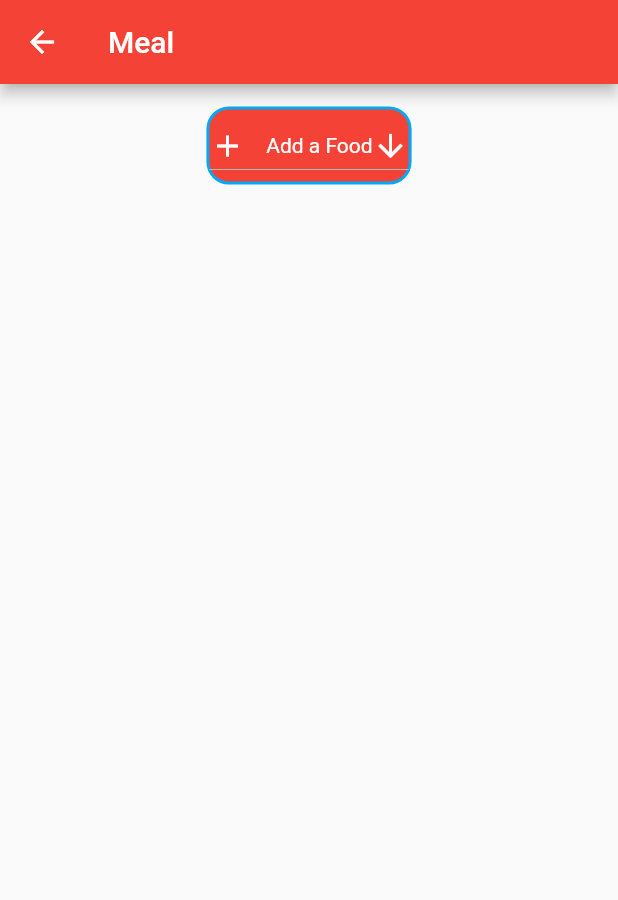
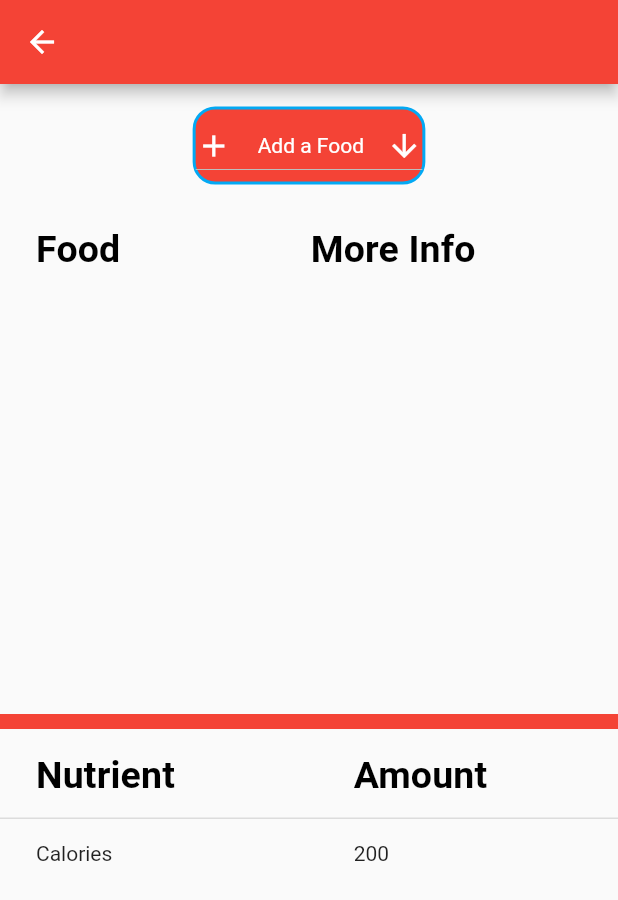
Before and after one commit to MrWilliams97/NutriBud, a Flutter app: the FoodDiaryScreen screen opened directly, after a tap on "Add a Meal", on a phone screen of 412 x 824 dp. Shown: the top 900 px of the screen. Run offline on Flutter 3.47's test engine with Material 2 defaults, Android fonts, the phone set to English and light mode, and no system bars; our stand-ins replace charts_flutter, cloud_firestore, firebase_auth; accounts and stored records are empty.

Commit message:
Added Yousaf's Meal changes

```diff
--- /dev/null
+++ b/hello_world/lib/screens/home/addMeal.dart
@@ -0,0 +1,188 @@
+import 'package:flutter/material.dart';
+
+class AddMeal extends StatefulWidget {
+  @override
+  _AddMealState createState() => _AddMealState();
+}
+
+class _AddMealState extends State<AddMeal> {
+  //THIS WILL BE STORED IN THE DATABASE
+  List<DataRow> foods = [];
+
+  @override
+  Widget build(BuildContext context) {
+    return Container(
+      child: Scaffold(
+          appBar: AppBar(
+            backgroundColor: Colors.red,
+          ),
+          body: SafeArea(
+            //creates column to display all the widgets in vertical order
+            child: Column(
+              children: <Widget>[
+                _buildButton(),
+                _buildFoodTable(),
+                //adds a red line to seperate food list item from summary
+                Divider(
+                  color: Colors.red,
+                  thickness: 10,
+                ),
+                _buildInfoCard(),
+              ],
+            ),
+          )),
+    );
+  }
+
+  Widget _buildButton() {
+    //adds 3 buttons for each way of adding food
+    return Container(
+      padding: EdgeInsets.symmetric(horizontal: 10.0, vertical: 15),
+      child: Row(
+        mainAxisAlignment: MainAxisAlignment.center,
+        children: <Widget>[
+          Container(
+              decoration: BoxDecoration(
+                borderRadius: BorderRadius.circular(15.0),
+                color: Colors.red,
+                border: Border.all(
+                    color: Colors.lightBlue,
+                    style: BorderStyle.solid,
+                    width: 2),
+              ),
+              child: DropdownButton<String>(
+                hint: Row(
+                  children: <Widget>[
+                    Icon(Icons.add, color: Colors.white),
+                    Text("     Add a Food",
+                        style: TextStyle(color: Colors.white))
+                  ],
+                ),
+                icon: Icon(Icons.arrow_downward, color: Colors.white),
+                iconSize: 24,
+                elevation: 16,
+                style: TextStyle(color: Colors.black),
+                onChanged: (String newValue) {
+                  if (newValue == "Camera") {
+                    // Go to camera screen
+                    setState(() {
+                      _addFoodItem('Camera');
+                    });
+                  } else if (newValue == "Lookup") {
+                    // Go to search screen
+                    setState(() {
+                      _addFoodItem('Manual');
+                    });
+                  } else if (newValue == "Barcode") {
+                    // Go to barcode screen
+                    setState(() {
+                      _addFoodItem('Barcode');
+                    });
+                  }
+                },
+                items: [
+                  DropdownMenuItem(
+                    value: "Camera",
+                    child: Row(
+                      children: <Widget>[
+                        Icon(Icons.photo_camera),
+                        Text("   Camera")
+                      ],
+                    ),
+                  ),
+                  DropdownMenuItem(
+                    value: "Lookup",
+                    child: Row(
+                      children: <Widget>[Icon(Icons.search), Text("   Manual Search")],
+                    ),
+                  ),
+                  DropdownMenuItem(
+                    value: "Barcode",
+                    child: Row(
+                      children: <Widget>[
+                        Icon(Icons.camera_enhance),
+                        Text("   Barcode")
+                      ],
+                    ),
+                  )
+                ],
+              )),
+        ],
+      ),
+    );
+  }
+
+  Widget _buildFoodTable() {
+    //makes a table to display all the food items already added
+    return Expanded(
+      child: ListView(
+        scrollDirection: Axis.vertical,
+        shrinkWrap: true,
+        children: <Widget>[
+          DataTable(
+            columns: [
+              DataColumn(
+                  label: Text('Food',
+                      style: TextStyle(
+                        fontWeight: FontWeight.bold,
+                        fontSize: 25,
+                      ))),
+              DataColumn(
+                  label: Text('More Info',
+                      style: TextStyle(
+                          fontWeight: FontWeight.bold, fontSize: 25))),
+            ],
+            rows: foods,
+          ),
+        ],
+      ),
+    );
+  }
+
+  void _addFoodItem(String food) {
+    //adds a food item to the list
+    print('added: ' + food);
+    foods.add(
+      DataRow(cells: [
+        DataCell(Text(food)),
+        DataCell(Text('details'), onTap: () {
+          print("tapped motherfucker.");
+        }),
+      ]),
+    );
+  }
+
+  Widget _buildInfoCard() {
+    //build info card that contains all the summed up info
+    return Expanded(
+      child: ListView(
+        scrollDirection: Axis.vertical,
+        shrinkWrap: true,
+        children: <Widget>[
+          DataTable(
+            columns: [
+              DataColumn(
+                  label: Text('Nutrient',
+                      style: TextStyle(
+                        fontWeight: FontWeight.bold,
+                        fontSize: 25,
+                      ))),
+              DataColumn(
+                  label: Text('Amount',
+                      style: TextStyle(
+                          fontWeight: FontWeight.bold, fontSize: 25))),
+            ],
+            rows: [
+              DataRow(cells: [
+                DataCell(Text('Calories')),
+                DataCell(
+                  Text('200'),
+                ),
+              ]),
+            ],
+          ),
+        ],
+      ),
+    );
+  }
+}
--- a/hello_world/lib/screens/home/foodDiaryDetails.dart
+++ b/hello_world/lib/screens/home/foodDiaryDetails.dart
@@ -1,6 +1,6 @@
 import "package:flutter/material.dart";
 import 'package:hello_world/models/foodDiary.dart';
-import 'package:hello_world/screens/home/meal.dart';
+import 'package:hello_world/screens/home/addMeal.dart';
 import 'package:hello_world/services/database.dart';
 import 'package:intl/intl.dart';
 import 'package:provider/provider.dart';
@@ -85,7 +85,7 @@ class FoodDiaryDetails extends StatelessWidget {
               onPressed: () {
                 Navigator.push(
                   context,
-                  MaterialPageRoute(builder: (context) => Meal()),
+                  MaterialPageRoute(builder: (context) => AddMeal()),
                 );
               },
               icon: Icon(Icons.add, size: 26),
--- a/hello_world/lib/screens/home/meal.dart
+++ /dev/null
@@ -1,85 +0,0 @@
-import "package:flutter/material.dart";
-import 'package:hello_world/screens/home/addFood.dart';
-
-class Meal extends StatelessWidget {
-  @override
-  Widget build(BuildContext context) {
-    return Scaffold(
-      appBar: AppBar(
-        backgroundColor: Colors.red,
-        title: Text("Meal"),
-      ),
-      body: Column(
-        children: <Widget>[
-          _buildAddFoodDropdown(),
-        ],
-      ),
-    );
-  }
-
-  Widget _buildAddFoodDropdown() {
-    return Container(
-      padding: EdgeInsets.symmetric(horizontal: 10.0, vertical: 15),
-      child: Row(
-        mainAxisAlignment: MainAxisAlignment.center,
-        children: <Widget>[
-          Container(
-              decoration: BoxDecoration(
-                borderRadius: BorderRadius.circular(15.0),
-                color: Colors.red,
-                border: Border.all(
-                    color: Colors.lightBlue, style: BorderStyle.solid, width: 2),
-              ),
-              child: DropdownButton<String>(
-                hint: Row(
-                  children: <Widget>[
-                    Icon(Icons.add, color: Colors.white),
-                    Text("    Add a Food",
-                        style: TextStyle(color: Colors.white))
-                  ],
-                ),
-                icon: Icon(Icons.arrow_downward, color: Colors.white),
-                iconSize: 24,
-                elevation: 16,
-                style: TextStyle(color: Colors.black),
-                onChanged: (String newValue) {
-                  if (newValue == "Camera") {
-                    // Go to camera screen
-                  } else if (newValue == "Lookup") {
-                    // Go to search screen
-                  } else if (newValue == "Barcode") {
-                    // Go to barcode screen
-                  }
-                },
-                items: [
-                  DropdownMenuItem(
-                    value: "Camera",
-                    child: Row(
-                      children: <Widget>[
-                        Icon(Icons.photo_camera),
-                        Text("   Camera")
-                      ],
-                    ),
-                  ),
-                  DropdownMenuItem(
-                    value: "Lookup",
-                    child: Row(
-                      children: <Widget>[Icon(Icons.search), Text("   Search")],
-                    ),
-                  ),
-                  DropdownMenuItem(
-                    value: "Barcode",
-                    child: Row(
-                      children: <Widget>[
-                        Icon(Icons.camera_enhance),
-                        Text("   Barcode")
-                      ],
-                    ),
-                  )
-                ],
-              )),
-        ],
-      ),
-    );
-  }
-}
```
